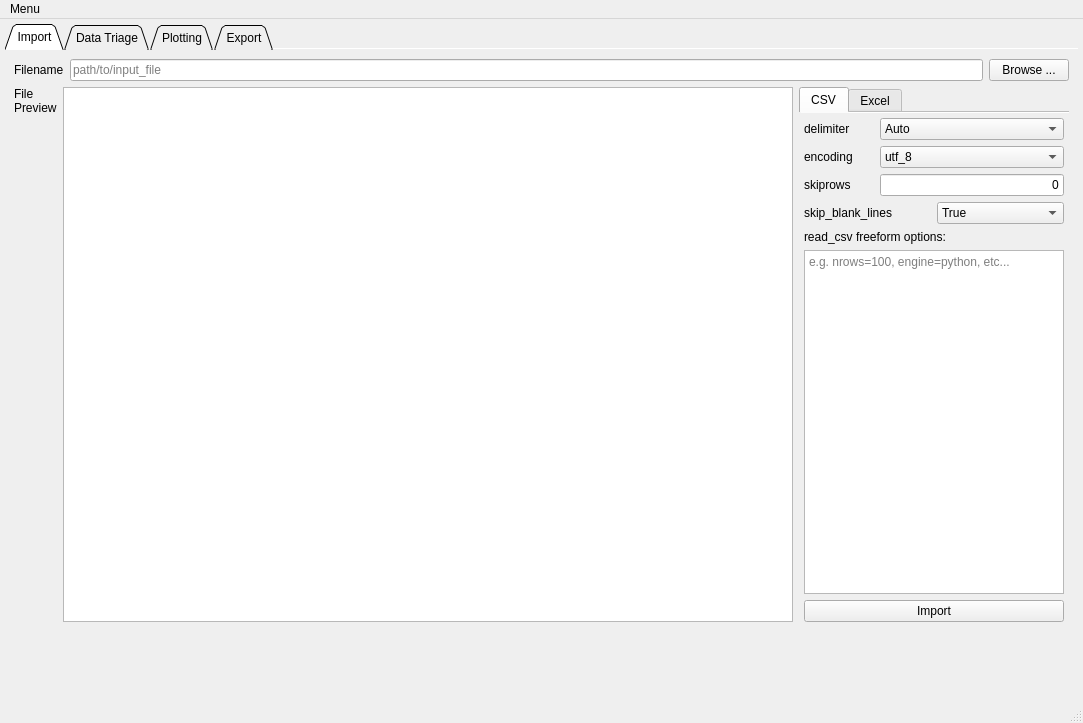
This is form.ui in kevinanewman/colliderscope2024 as Qt 5 draws it before an edit. The edited form follows.
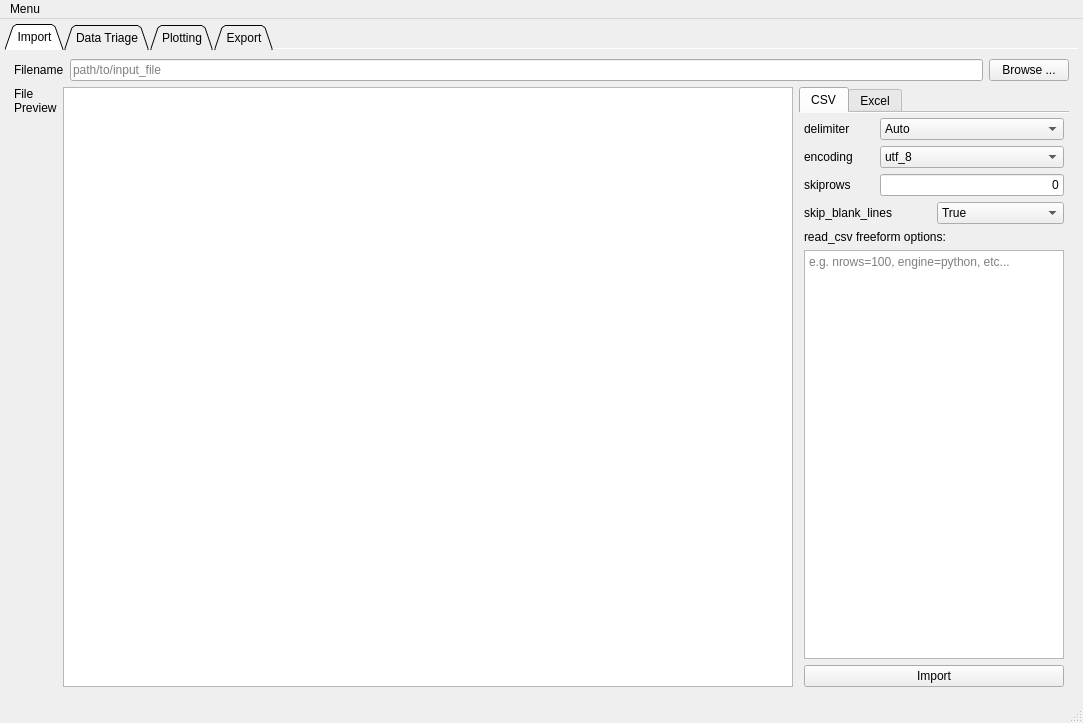
This is the edited form. The open tabs and pages were chosen to show the change.

Commit message: improved error dialog box dynamic file preview when altering import settings add file preview for excel files

```diff
--- a/form.ui
+++ b/form.ui
@@ -949,13 +949,6 @@
       </widget>
      </widget>
     </item>
-    <item>
-     <widget class="QLabel" name="status_label">
-      <property name="text">
-       <string/>
-      </property>
-     </widget>
-    </item>
    </layout>
   </widget>
   <widget class="QMenuBar" name="menubar">
```
Left out of the diff: 131 changed lines with no effect on the pictures. The commit also changes 2 other files.
